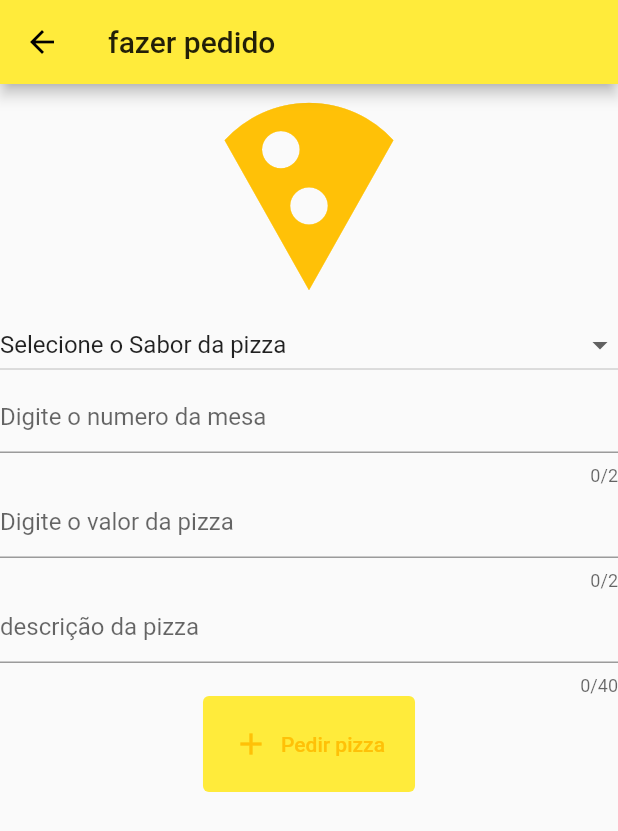
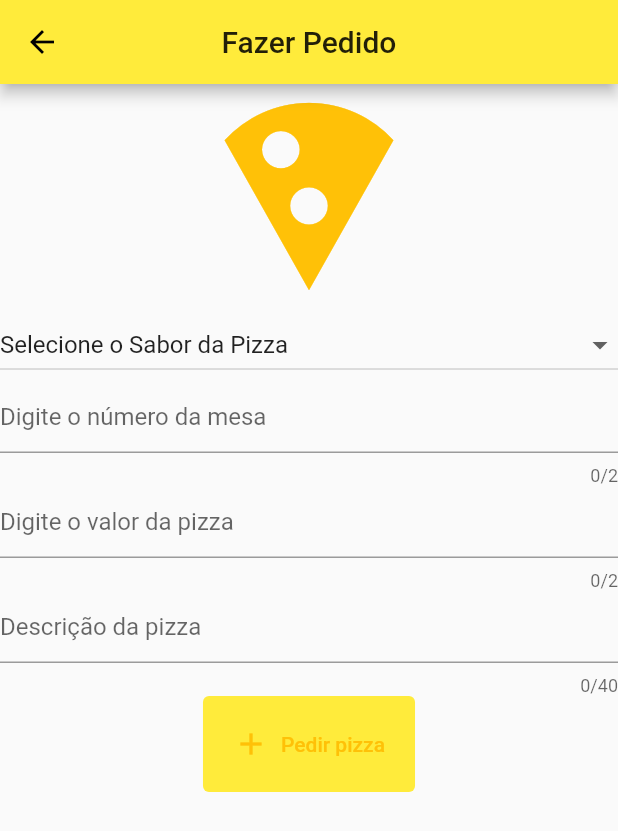
Before and after one commit to gustavo-cigaran/hg-pizzeria, a Flutter app: the screen it shows after launch, after a tap on the "add" icon, on a phone screen of 412 x 824 dp. Shown: the top 831 px of the screen. Run offline on Flutter 3.47's test engine with Material 2 defaults, Android fonts, the phone set to English and light mode, and no system bars; our stand-ins replace flip_card, sqflite; accounts and stored records are empty.

Commit message:
Alterações no Cardápio e Sobre

```diff
--- a/lib/main.dart
+++ b/lib/main.dart
@@ -6,16 +6,15 @@ void main() {
 }
 
 class MyApp extends StatelessWidget {
-  // This widget is the root of your application.
   @override
   Widget build(BuildContext context) {
     return MaterialApp(
-      title: 'Projeto Final',
+      title: 'HG Pizzeria',
       debugShowCheckedModeBanner: false,
       theme: ThemeData(
         primarySwatch: Colors.yellow,
       ),
-      home: MyHomePage(title: 'Projeto Final'),
+      home: MyHomePage(title: 'HG Pizzeria'),
     );
   }
 }
--- a/lib/repository/pizzeria_repository.dart
+++ b/lib/repository/pizzeria_repository.dart
@@ -5,11 +5,11 @@ import 'package:projeto_final/model/model.dart';
 class PizzeriaRepository {
 
   final String pizzeriaTable = "pizzeria_table";
-  final String idColumn = "id_Column";
-  final String flavorColumn = "flavor_Column";
-  final String tableColumn = "table_Column";
-  final String valueColumn = "value_Column";
-  final String descriptionColumn = "description_Column";
+  final String idColumn = "id_column";
+  final String flavorColumn = "flavor_column";
+  final String tableColumn = "table_column";
+  final String valueColumn = "value_column";
+  final String descriptionColumn = "description_column";
 
   Future<Database> initializeDB() async {
     final databasePath = await getDatabasesPath();
@@ -26,14 +26,14 @@ class PizzeriaRepository {
 
   Future<int> save(Pizzeria pizzeria) async {
     final Database database = await initializeDB();
-    return await database.insert(this.pizzeriaTable, pizzeria.toMap());
+    return await database.insert(pizzeriaTable, pizzeria.toMap());
   }
 
-  Future<int> saveAll(List<Pizzeria> pizzeria) async {
+  Future<int> saveAll(List<Pizzeria> pizzerias) async {
     int result = 0;
     final Database database = await initializeDB();
-    for (var pizzeria in pizzeria) {
-      result = await database.insert(this.pizzeriaTable, pizzeria.toMap());
+    for(var pizzeria in pizzerias) {
+      result = await database.insert(pizzeriaTable, pizzeria.toMap());
     }
     return result;
   }
@@ -56,19 +56,23 @@ class PizzeriaRepository {
         whereArgs: [id]
     );
 
-    if (maps.length > 0)
+    if (maps.isNotEmpty) {
       return Pizzeria.fromMap(maps.first);
-    else
+    } else {
       return null;
+    }
   }
 
-  Future<int> delete(int id)async{
+  Future<int> delete(int id) async {
     final Database database = await initializeDB();
-    return await database.delete(pizzeriaTable,where: "$idColumn = ?",
-    whereArgs: [id]
+    return await database.delete(
+        pizzeriaTable,
+        where: "$idColumn = ?",
+        whereArgs: [id]
     );
   }
-  Future<int> uptade(Pizzeria pizzeria)async{
+
+  Future<int> update(Pizzeria pizzeria) async {
     final Database database = await initializeDB();
     return await database.update(
         pizzeriaTable,
@@ -78,7 +82,7 @@ class PizzeriaRepository {
     );
   }
 
-  Future<int?> getSize() async{
+  Future<int?> getSize() async {
     final Database database = await initializeDB();
     return Sqflite.firstIntValue(await database.rawQuery("select count(*) from $pizzeriaTable"));
   }
--- a/lib/views/home_page.dart
+++ b/lib/views/home_page.dart
@@ -1,5 +1,4 @@
 import 'package:flutter/material.dart';
-import 'package:projeto_final/model/model.dart';
 import 'package:projeto_final/repository/repository.dart';
 import 'views.dart';
 
@@ -26,17 +25,13 @@ class _MyHomePageState extends State<MyHomePage> {
   @override
   Widget build(BuildContext context) {
     return Scaffold(
-      appBar: AppBar(
-        title: Text(widget.title),
-      ),
       backgroundColor: Colors.white,
       body: Center(
         child: Column(
           mainAxisAlignment: MainAxisAlignment.center,
           children: <Widget>[
-            // Image.asset('images/logo_home.gif', width: 300, height: 300,),
-            Text('AQUI VAI A LOGO'),
-            SizedBox(height: 80,),
+            Image.asset('images/logo.png'),
+            SizedBox(height: 50,),
             TextButton.icon(
               style: TextButton.styleFrom(
                 primary: Colors.black,
@@ -69,15 +64,16 @@ class _MyHomePageState extends State<MyHomePage> {
               ),
               onPressed: () {
                 Navigator.push(context,MaterialPageRoute(
-                  builder: (context)=>AboutPage(),
+                  builder: (context)=>WishList(),
                 ));
               },
               icon: Icon(
-                Icons.info_outlined,
+                Icons.list_alt,
                 color: Colors.black,
               ),
-              label: Text('Sobre'),
+              label: Text('Lista de pedidos'),
             ),
+            SizedBox(height: 10,),
             TextButton.icon(
               style: TextButton.styleFrom(
                 primary: Colors.black,
@@ -89,14 +85,14 @@ class _MyHomePageState extends State<MyHomePage> {
               ),
               onPressed: () {
                 Navigator.push(context,MaterialPageRoute(
-                  builder: (context)=>WishList(),
+                  builder: (context)=>AboutPage(),
                 ));
               },
               icon: Icon(
-                Icons.list_alt,
+                Icons.info_outlined,
                 color: Colors.black,
               ),
-              label: Text('Lista de pedidos'),
+              label: Text('Sobre'),
             ),
           ],
         ),
--- a/lib/views/views_pizzeria_order.dart
+++ b/lib/views/views_pizzeria_order.dart
@@ -1,6 +1,7 @@
 import 'package:flutter/material.dart';
 import 'package:projeto_final/model/model.dart';
 import 'package:projeto_final/repository/repository.dart';
+import 'package:projeto_final/views/views.dart';
 
 class ViewsPizzeriaOrder extends StatefulWidget {
   const ViewsPizzeriaOrder({Key? key}) : super(key: key);
@@ -11,15 +12,15 @@ class ViewsPizzeriaOrder extends StatefulWidget {
 
 class _ViewsPizzeriaOrderState extends State<ViewsPizzeriaOrder> {
 
-  late PizzeriaRepository _repository;
+  late PizzeriaRepository _repository = PizzeriaRepository();
 
   GlobalKey<FormState> _formKey = GlobalKey<FormState>();
   TextEditingController _tableController = TextEditingController();
   TextEditingController _valueController = TextEditingController();
   TextEditingController _descriptionController = TextEditingController();
 
-  var _flavor = ['Selecione o Sabor da pizza', 'calabresa', 'frango', 'carne', 'coraçãozinho', '4 quijos', '5 queijos'];
-  var _flavorSelected = "Selecione o Sabor da pizza";
+  var _flavor = ['Selecione o Sabor da Pizza', 'Calabresa', 'Mussarela', 'Frango', 'Carne', 'Coraçãozinho', '5 queijos'];
+  var _flavorSelected = "Selecione o Sabor da Pizza";
 
   _formUI(BuildContext context){
     return Column(
@@ -48,7 +49,7 @@ class _ViewsPizzeriaOrderState extends State<ViewsPizzeriaOrder> {
             child: Text(value),
           );
         }).toList(),
-          hint: const Text("selecione o sabor"),
+          hint: const Text("Selecione o sabor"),
       onChanged: (newValue){
           setState(() {
             _flavorSelected = newValue!;
@@ -62,7 +63,7 @@ class _ViewsPizzeriaOrderState extends State<ViewsPizzeriaOrder> {
       controller: _tableController,
       keyboardType: TextInputType.number,
       decoration: InputDecoration(
-        hintText: "Digite o numero da mesa",
+        hintText: "Digite o número da mesa",
       ),
       maxLength: 2,
       validator: (value) {
@@ -95,7 +96,7 @@ class _ViewsPizzeriaOrderState extends State<ViewsPizzeriaOrder> {
     return TextFormField(
       controller: _descriptionController,
       keyboardType: TextInputType.text,
-      decoration: const InputDecoration(hintText: "descrição da pizza"),
+      decoration: const InputDecoration(hintText: "Descrição da pizza"),
       maxLength: 40,
       validator: (value) {
         if(value!.isEmpty) {
@@ -110,7 +111,7 @@ class _ViewsPizzeriaOrderState extends State<ViewsPizzeriaOrder> {
     return TextButton.icon(
         onPressed: () {
           _register(context);
-          _resetFild();
+          _resetFields();
         },
       style: TextButton.styleFrom(
         primary: Colors.amber,
@@ -133,7 +134,8 @@ class _ViewsPizzeriaOrderState extends State<ViewsPizzeriaOrder> {
   Widget build(BuildContext context) {
     return Scaffold(
       appBar: AppBar(
-        title: Text('fazer pedido'),
+        title: Text('Fazer Pedido'),
+        centerTitle: true,
       ),
       body: SingleChildScrollView(
         child: Form(
@@ -145,11 +147,11 @@ class _ViewsPizzeriaOrderState extends State<ViewsPizzeriaOrder> {
     );
   }
 
-  _register(BuildContext contex){
+  _register(BuildContext context){
     if(_formKey.currentState!.validate()) {
       if(_flavorSelected == 'Selecione o Sabor da pizza'){
-        ScaffoldMessenger.of(contex).showSnackBar(
-          SnackBar(content: Text('Escolha uma pizza'),)
+        ScaffoldMessenger.of(context).showSnackBar(
+          const SnackBar(content: Text('Escolha uma pizza'),)
         );
       } else {
 
@@ -157,19 +159,20 @@ class _ViewsPizzeriaOrderState extends State<ViewsPizzeriaOrder> {
           flavor: _flavorSelected,
           table: _tableController.hashCode,
           value: _valueController.hashCode,
-          description: _descriptionController.text,);
+          description: _descriptionController.text);
 
         _repository.save(pizzeria);
         setState(() {
-          Navigator.pop(context, true);
+          Navigator.push(context,MaterialPageRoute(
+              builder: (context)=>WishList()));
         });
       }
     } else {
       ScaffoldMessenger.of(context).showSnackBar(
-        const SnackBar(content: Text('Digite os campos corretamentes'),)
+        const SnackBar(content: Text('Digite os campos corretamente'),)
       );
     }
   }
 
-  _resetFild() => _formKey.currentState!.reset();
+  _resetFields() => _formKey.currentState!.reset();
 }
```
Also changed, not shown: lib/model/pizzeria.dart (+6 -6 lines), lib/views/about_page.dart (+2 -6 lines), lib/views/menu_page.dart (+16 -96 lines), lib/views/wish_list.dart (+25 -20 lines), pubspec.yaml (+14 -1 lines), icon/pizza.png (added), images/logo.png (added), images/pizza_calabresa.jpg (renamed from images/pizza-calabresa.jpg), images/pizza_carne.jpg (added), images/pizza_cinco_queijos.jpg (added), images/pizza_coracao.png (added), images/pizza_frango.jpg (added), images/pizza_mussarela.jpg (added), pubspec.lock, 16 other files.
